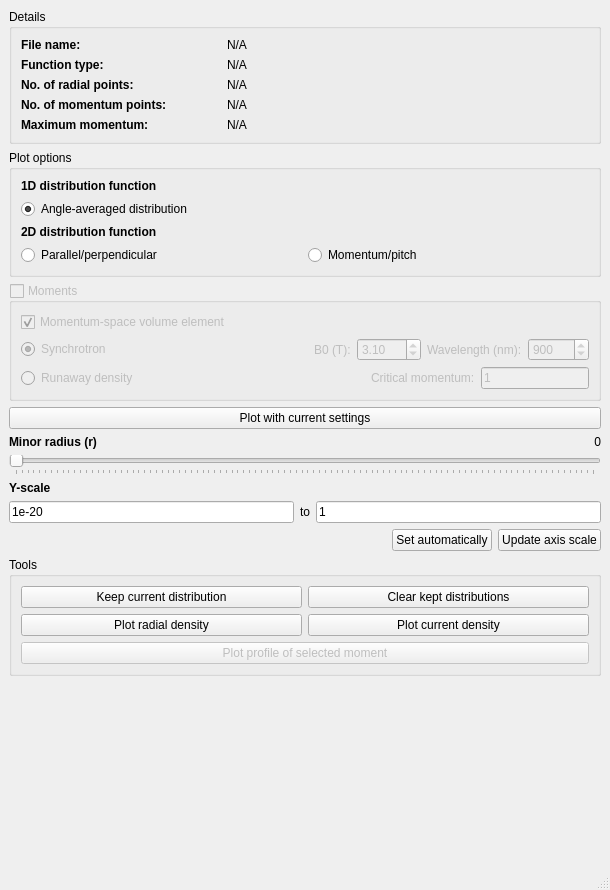
The window that gui/ui/distfunc.ui (hoppe93/softplot) describes before a commit, drawn with Qt 5.
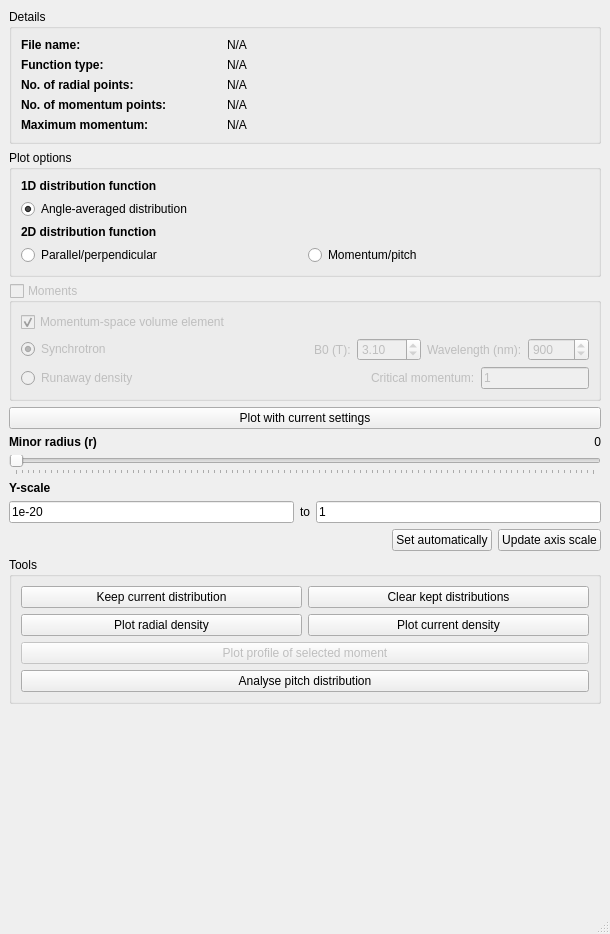
The same window after the commit.

Commit message: Implemented tools to analyse pitch distribution of distribution functions

What changed in the file:
```diff
--- a/gui/ui/distfunc.ui
+++ b/gui/ui/distfunc.ui
@@ -7,7 +7,7 @@
     <x>0</x>
     <y>0</y>
     <width>610</width>
-    <height>890</height>
+    <height>934</height>
    </rect>
   </property>
   <property name="windowTitle">
@@ -645,6 +645,20 @@
          </item>
         </layout>
        </item>
+       <item>
+        <layout class="QHBoxLayout" name="horizontalLayout_15">
+         <property name="topMargin">
+          <number>0</number>
+         </property>
+         <item>
+          <widget class="QPushButton" name="btnAnalysePitch">
+           <property name="text">
+            <string>Analyse pitch distribution</string>
+           </property>
+          </widget>
+         </item>
+        </layout>
+       </item>
       </layout>
      </widget>
     </item>
```
The commit also changes 9 other files.
